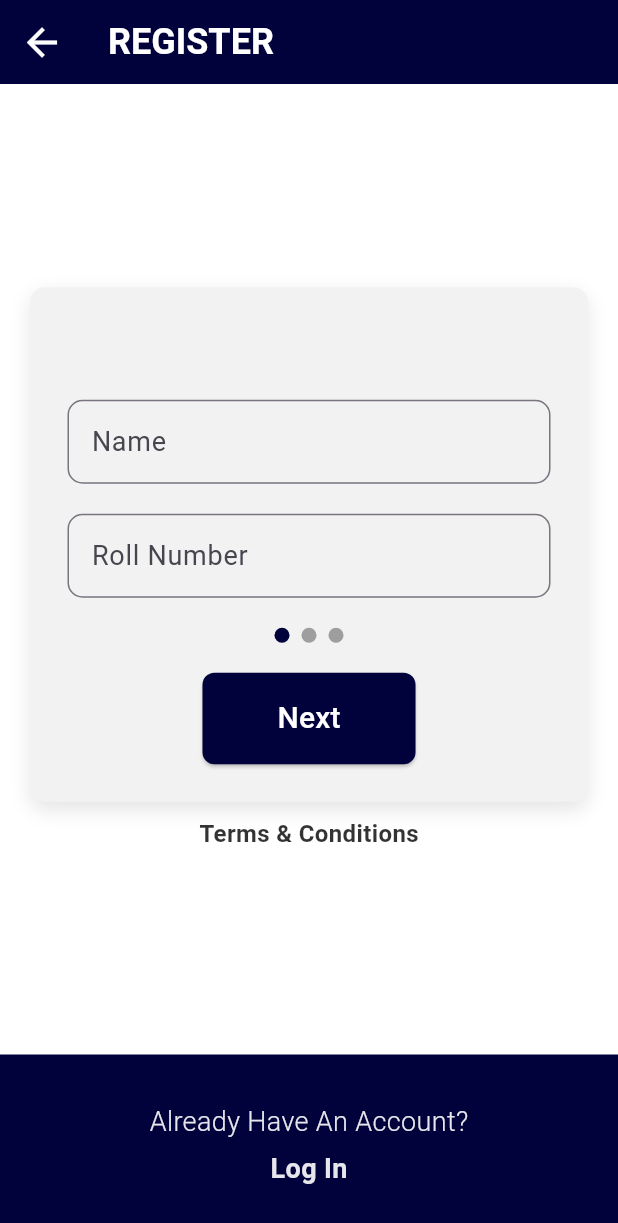
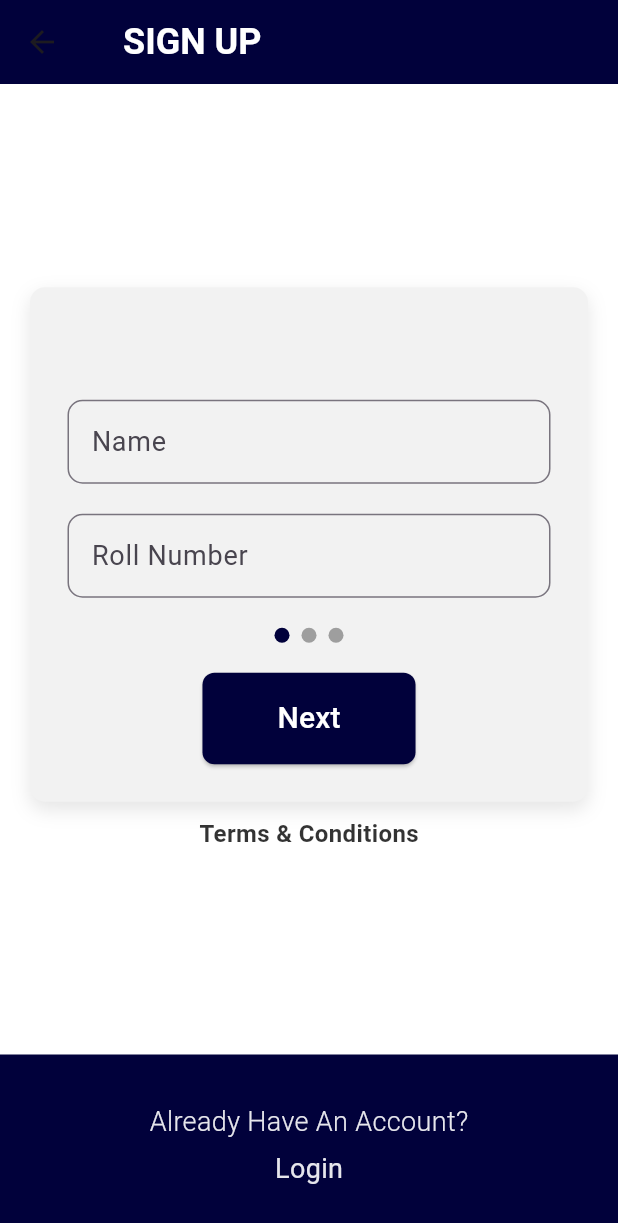
Before and after one commit to mradul-001/nssapp, a Flutter app: the SignUp screen opened by its route, on a phone screen of 412 x 824 dp. Shown: the top 1223 px of the screen. Run offline on Flutter 3.47's test engine with Material 3 defaults, Android fonts, the phone set to English and light mode, and no system bars; our stand-ins replace font_awesome_flutter, image_picker, shared_preferences; accounts and stored records are empty; Roboto replaces fonts that are missing (Nunito).

Commit message:
Mradul done

```diff
--- a/frontend/lib/pages/sign_up.dart
+++ b/frontend/lib/pages/sign_up.dart
@@ -1,4 +1,5 @@
 import 'package:flutter/material.dart';
+import 'package:nssapp/utils/routes.dart';
 import 'package:nssapp/widgets/registration_form.dart';
 
 class SignUp extends StatefulWidget {
@@ -9,14 +10,15 @@ class SignUp extends StatefulWidget {
 }
 
 class _SignUpState extends State<SignUp> {
-
   @override
   Widget build(BuildContext context) {
     return Scaffold(
       backgroundColor: Colors.white,
       appBar: AppBar(
-        title: const Text(
-          'REGISTER',
+        title: const Padding(
+          padding: EdgeInsets.all(10),
+          child: Text(
+            'SIGN UP',
             style: TextStyle(
               color: Colors.white,
               fontSize: 24.0,
@@ -24,17 +26,8 @@ class _SignUpState extends State<SignUp> {
               fontFamily: 'Nunito',
             ),
           ),
+        ),
         backgroundColor: const Color.fromARGB(255, 1, 1, 59),
-        leading: IconButton(
-          icon: const Icon(
-            Icons.arrow_back,
-            color: Colors.white,
-            size: 30,
-          ),
-          onPressed: () {
-            Navigator.pop(context);
-          },
-        ),
       ),
       body: Center(
         child: Column(
@@ -58,7 +51,6 @@ class _SignUpState extends State<SignUp> {
               child: const Column(
                 children: [
                   RegistrationForm(),
-
                 ],
               ),
             ),
@@ -89,14 +81,20 @@ class _SignUpState extends State<SignUp> {
                       ),
                     ),
                     const SizedBox(height: 5),
-                    Text(
-                      'Log In',
+                    GestureDetector(
+                      onTap: () {
+                        Navigator.pushReplacementNamed(
+                            context, Routes.loginRoute);
+                      },
+                      child: Text(
+                        "Login",
                         style: TextStyle(
+                          fontFamily: "Nunito",
                           fontSize: 18,
-                        color: Colors.white.withOpacity(0.9),
-                        fontWeight: FontWeight.bold,
+                          color: Colors.white.withOpacity(.9),
                         ),
                       ),
+                    )
                   ],
                 ),
               ),
--- a/frontend/lib/pages/splash.dart
+++ b/frontend/lib/pages/splash.dart
@@ -33,7 +33,7 @@ class _SplashState extends State<Splash> with SingleTickerProviderStateMixin {
     // ----------------------------------------------------
 
     Timer(const Duration(seconds: 3), () {
-      Navigator.pushReplacementNamed(context, Routes.homeRoute);
+      Navigator.pushReplacementNamed(context, Routes.loginRoute);
     });
 
     super.initState();
--- a/frontend/pubspec.yaml
+++ b/frontend/pubspec.yaml
@@ -12,7 +12,7 @@ dependencies:
   font_awesome_flutter: ^10.0.0
   image_picker: ^0.8.7+4
   http:
-  # shared_preferences:
+  shared_preferences:
   # jwt_decoder:
 
 
```
Also changed, not shown: frontend/lib/pages/sign_in.dart (+12 -7 lines), frontend/lib/utils/authenticator.dart (added, +34 -0 lines), frontend/lib/widgets/app_drawer.dart (+13 -2 lines), frontend/lib/widgets/login_form.dart (+7 -3 lines), 1 other file. Lines whose indentation alone changed are shown as unchanged.
